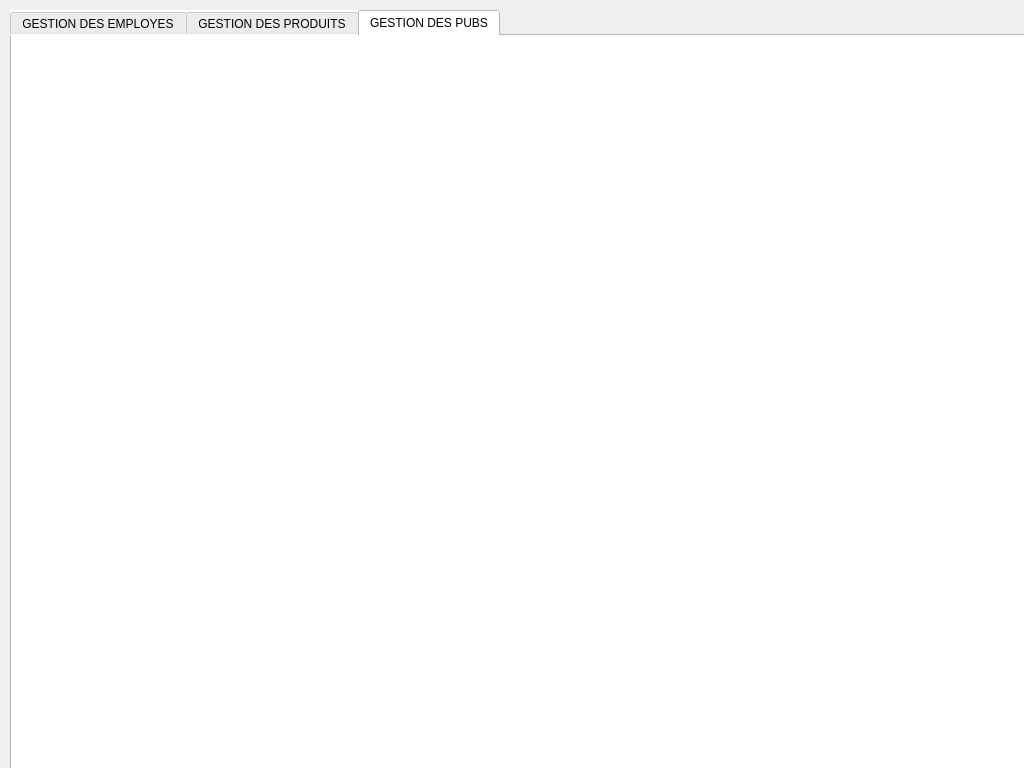
Above: dialog_employes.ui from Me710/BEAUTY_CENTER_2A20 before the change. Below: the same form after it.
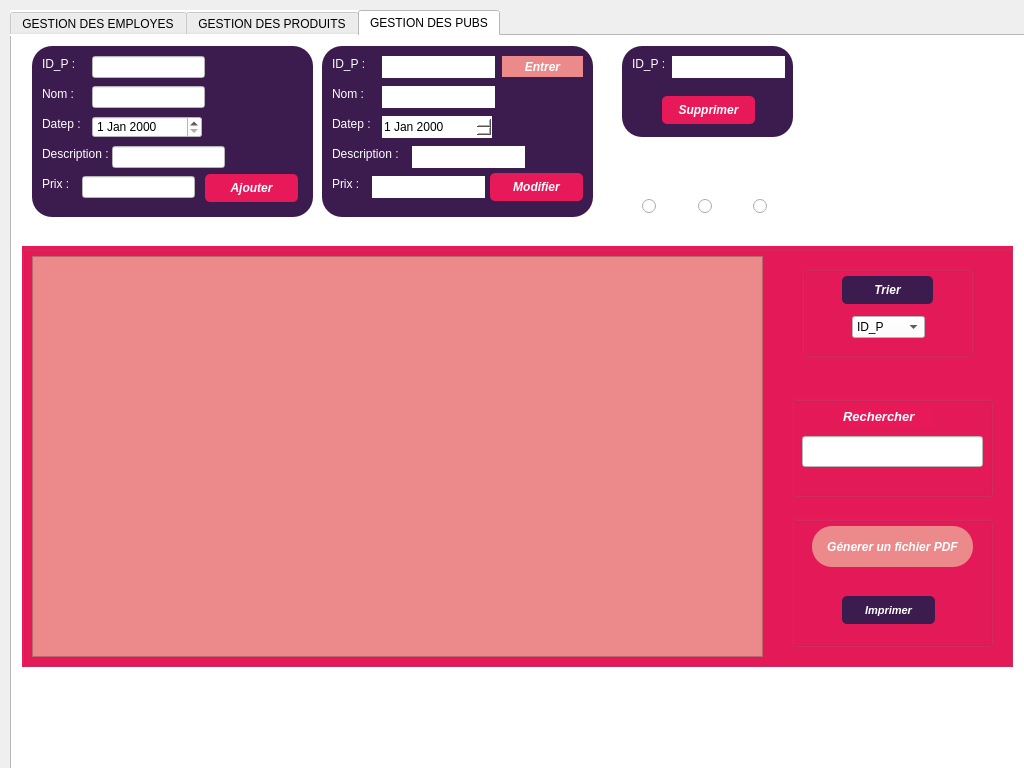
That is the form after the change. The open tabs and pages were chosen to show the change. Icons and pictures are not drawn.

Commit message: PRODUITS+PUBS+EMPLOYES

The edit to the form file:
```diff
--- a/dialog_employes.ui
+++ b/dialog_employes.ui
@@ -3283,6 +3283,929 @@
     <attribute name="title">
      <string>GESTION DES PUBS</string>
     </attribute>
+    <widget class="QLabel" name="label_desc">
+     <property name="geometry">
+      <rect>
+       <x>30</x>
+       <y>110</y>
+       <width>71</width>
+       <height>16</height>
+      </rect>
+     </property>
+     <property name="styleSheet">
+      <string notr="true">color: rgb(255, 255, 255);</string>
+     </property>
+     <property name="text">
+      <string>Description :</string>
+     </property>
+    </widget>
+    <widget class="QLabel" name="label_date">
+     <property name="geometry">
+      <rect>
+       <x>30</x>
+       <y>80</y>
+       <width>56</width>
+       <height>16</height>
+      </rect>
+     </property>
+     <property name="styleSheet">
+      <string notr="true">color: rgb(255, 255, 255);</string>
+     </property>
+     <property name="text">
+      <string>Datep :</string>
+     </property>
+    </widget>
+    <widget class="QLineEdit" name="le_prix_3">
+     <property name="geometry">
+      <rect>
+       <x>70</x>
+       <y>140</y>
+       <width>113</width>
+       <height>22</height>
+      </rect>
+     </property>
+     <property name="styleSheet">
+      <string notr="true">background-color: rgb(255, 255, 255);</string>
+     </property>
+    </widget>
+    <widget class="QGroupBox" name="groupBox_10">
+     <property name="geometry">
+      <rect>
+       <x>10</x>
+       <y>210</y>
+       <width>991</width>
+       <height>421</height>
+      </rect>
+     </property>
+     <property name="styleSheet">
+      <string notr="true">background-color: rgb(231, 25, 89);
+</string>
+     </property>
+     <property name="title">
+      <string/>
+     </property>
+     <widget class="QPushButton" name="pb_imprimer">
+      <property name="geometry">
+       <rect>
+        <x>820</x>
+        <y>350</y>
+        <width>93</width>
+        <height>28</height>
+       </rect>
+      </property>
+      <property name="font">
+       <font>
+        <family>MS Sans Serif</family>
+        <pointsize>8</pointsize>
+        <weight>75</weight>
+        <italic>true</italic>
+        <bold>true</bold>
+       </font>
+      </property>
+      <property name="styleSheet">
+       <string notr="true">border-radius: 5px;
+	color: rgb(255, 255, 255);
+	background-color: rgb(60, 27, 78);</string>
+      </property>
+      <property name="text">
+       <string>Imprimer</string>
+      </property>
+     </widget>
+     <widget class="QPushButton" name="pb_PDF">
+      <property name="geometry">
+       <rect>
+        <x>790</x>
+        <y>280</y>
+        <width>161</width>
+        <height>41</height>
+       </rect>
+      </property>
+      <property name="font">
+       <font>
+        <family>MS Sans Serif</family>
+        <weight>75</weight>
+        <italic>true</italic>
+        <bold>true</bold>
+       </font>
+      </property>
+      <property name="styleSheet">
+       <string notr="true">color: rgb(255, 255, 255);
+background-color: rgb(236, 138, 139);
+border-radius: 20px;</string>
+      </property>
+      <property name="text">
+       <string>Génerer un fichier PDF</string>
+      </property>
+     </widget>
+     <widget class="QLineEdit" name="lineEdit">
+      <property name="geometry">
+       <rect>
+        <x>780</x>
+        <y>190</y>
+        <width>181</width>
+        <height>31</height>
+       </rect>
+      </property>
+      <property name="styleSheet">
+       <string notr="true">background-color: rgb(255, 255, 255);</string>
+      </property>
+     </widget>
+     <widget class="QComboBox" name="comboBoxTri">
+      <property name="geometry">
+       <rect>
+        <x>830</x>
+        <y>70</y>
+        <width>73</width>
+        <height>22</height>
+       </rect>
+      </property>
+      <property name="styleSheet">
+       <string notr="true">background-color: rgb(255, 255, 255);</string>
+      </property>
+      <item>
+       <property name="text">
+        <string>ID_P</string>
+       </property>
+      </item>
+      <item>
+       <property name="text">
+        <string>prix</string>
+       </property>
+      </item>
+      <item>
+       <property name="text">
+        <string>nom</string>
+       </property>
+      </item>
+     </widget>
+     <widget class="QPushButton" name="pb_trier">
+      <property name="geometry">
+       <rect>
+        <x>820</x>
+        <y>30</y>
+        <width>91</width>
+        <height>28</height>
+       </rect>
+      </property>
+      <property name="font">
+       <font>
+        <family>MS Sans Serif</family>
+        <weight>75</weight>
+        <italic>true</italic>
+        <bold>true</bold>
+       </font>
+      </property>
+      <property name="styleSheet">
+       <string notr="true">QPushButton
+{
+border-radius: 5px;
+	color: rgb(255, 255, 255);
+	background-color: rgb(60, 27, 78);
+}</string>
+      </property>
+      <property name="text">
+       <string>Trier</string>
+      </property>
+     </widget>
+     <widget class="QGroupBox" name="groupBox_11">
+      <property name="geometry">
+       <rect>
+        <x>780</x>
+        <y>20</y>
+        <width>171</width>
+        <height>91</height>
+       </rect>
+      </property>
+      <property name="title">
+       <string/>
+      </property>
+     </widget>
+     <widget class="QGroupBox" name="groupBox_12">
+      <property name="geometry">
+       <rect>
+        <x>770</x>
+        <y>150</y>
+        <width>201</width>
+        <height>101</height>
+       </rect>
+      </property>
+      <property name="title">
+       <string/>
+      </property>
+      <widget class="QLabel" name="label_47">
+       <property name="geometry">
+        <rect>
+         <x>51</x>
+         <y>10</y>
+         <width>91</width>
+         <height>21</height>
+        </rect>
+       </property>
+       <property name="font">
+        <font>
+         <family>MS Sans Serif</family>
+         <pointsize>10</pointsize>
+         <weight>75</weight>
+         <italic>true</italic>
+         <bold>true</bold>
+         <underline>false</underline>
+        </font>
+       </property>
+       <property name="styleSheet">
+        <string notr="true">color: rgb(255, 255, 255);
+
+</string>
+       </property>
+       <property name="text">
+        <string>Rechercher</string>
+       </property>
+      </widget>
+     </widget>
+     <widget class="QGroupBox" name="groupBox_13">
+      <property name="geometry">
+       <rect>
+        <x>770</x>
+        <y>270</y>
+        <width>201</width>
+        <height>131</height>
+       </rect>
+      </property>
+      <property name="title">
+       <string/>
+      </property>
+     </widget>
+     <zorder>groupBox_11</zorder>
+     <zorder>groupBox_12</zorder>
+     <zorder>groupBox_13</zorder>
+     <zorder>pb_imprimer</zorder>
+     <zorder>pb_PDF</zorder>
+     <zorder>lineEdit</zorder>
+     <zorder>comboBoxTri</zorder>
+     <zorder>pb_trier</zorder>
+    </widget>
+    <widget class="QGroupBox" name="groupBox_14">
+     <property name="geometry">
+      <rect>
+       <x>610</x>
+       <y>10</y>
+       <width>171</width>
+       <height>91</height>
+      </rect>
+     </property>
+     <property name="styleSheet">
+      <string notr="true">background-color: rgb(60, 27, 78);
+border-radius: 20px;</string>
+     </property>
+     <property name="title">
+      <string/>
+     </property>
+     <widget class="QPushButton" name="pb_supprimer">
+      <property name="geometry">
+       <rect>
+        <x>40</x>
+        <y>50</y>
+        <width>93</width>
+        <height>28</height>
+       </rect>
+      </property>
+      <property name="font">
+       <font>
+        <family>MS Sans Serif</family>
+        <weight>75</weight>
+        <italic>true</italic>
+        <bold>true</bold>
+       </font>
+      </property>
+      <property name="styleSheet">
+       <string notr="true">QPushButton
+{
+border-radius: 5px;
+	color: rgb(255, 255, 255);
+background-color: rgb(231, 25, 89);
+}</string>
+      </property>
+      <property name="text">
+       <string>Supprimer</string>
+      </property>
+     </widget>
+     <widget class="QLabel" name="label_48">
+      <property name="geometry">
+       <rect>
+        <x>10</x>
+        <y>10</y>
+        <width>56</width>
+        <height>16</height>
+       </rect>
+      </property>
+      <property name="styleSheet">
+       <string notr="true">color: rgb(255, 255, 255);</string>
+      </property>
+      <property name="text">
+       <string>ID_P :</string>
+      </property>
+     </widget>
+     <widget class="QLineEdit" name="lineEdit_id">
+      <property name="geometry">
+       <rect>
+        <x>50</x>
+        <y>10</y>
+        <width>113</width>
+        <height>22</height>
+       </rect>
+      </property>
+      <property name="styleSheet">
+       <string notr="true">background-color: rgb(255, 255, 255);</string>
+      </property>
+     </widget>
+    </widget>
+    <widget class="QRadioButton" name="radio_whatsapp">
+     <property name="geometry">
+      <rect>
+       <x>741</x>
+       <y>160</y>
+       <width>21</width>
+       <height>20</height>
+      </rect>
+     </property>
+     <property name="text">
+      <string/>
+     </property>
+    </widget>
+    <widget class="QLabel" name="label_prix">
+     <property name="geometry">
+      <rect>
+       <x>30</x>
+       <y>140</y>
+       <width>56</width>
+       <height>16</height>
+      </rect>
+     </property>
+     <property name="styleSheet">
+      <string notr="true">color: rgb(255, 255, 255);</string>
+     </property>
+     <property name="text">
+      <string>Prix :</string>
+     </property>
+    </widget>
+    <widget class="QGroupBox" name="groupBox_15">
+     <property name="geometry">
+      <rect>
+       <x>20</x>
+       <y>10</y>
+       <width>281</width>
+       <height>171</height>
+      </rect>
+     </property>
+     <property name="styleSheet">
+      <string notr="true">background-color: rgb(60, 27, 78);
+border-radius: 20px;
+</string>
+     </property>
+     <property name="title">
+      <string/>
+     </property>
+     <widget class="QLabel" name="label_nom_2">
+      <property name="geometry">
+       <rect>
+        <x>10</x>
+        <y>40</y>
+        <width>56</width>
+        <height>16</height>
+       </rect>
+      </property>
+      <property name="styleSheet">
+       <string notr="true">color: rgb(255, 255, 255);
+</string>
+      </property>
+      <property name="text">
+       <string>Nom :</string>
+      </property>
+     </widget>
+     <widget class="QLabel" name="label_ID_P">
+      <property name="geometry">
+       <rect>
+        <x>10</x>
+        <y>10</y>
+        <width>56</width>
+        <height>16</height>
+       </rect>
+      </property>
+      <property name="styleSheet">
+       <string notr="true">color: rgb(255, 255, 255);</string>
+      </property>
+      <property name="text">
+       <string>ID_P :</string>
+      </property>
+     </widget>
+     <widget class="QLabel" name="label_56">
+      <property name="geometry">
+       <rect>
+        <x>10</x>
+        <y>130</y>
+        <width>56</width>
+        <height>16</height>
+       </rect>
+      </property>
+      <property name="styleSheet">
+       <string notr="true">color: rgb(255, 255, 255);</string>
+      </property>
+      <property name="text">
+       <string>Prix :</string>
+      </property>
+     </widget>
+     <widget class="QLabel" name="label_57">
+      <property name="geometry">
+       <rect>
+        <x>10</x>
+        <y>100</y>
+        <width>71</width>
+        <height>16</height>
+       </rect>
+      </property>
+      <property name="styleSheet">
+       <string notr="true">color: rgb(255, 255, 255);</string>
+      </property>
+      <property name="text">
+       <string>Description :</string>
+      </property>
+     </widget>
+     <widget class="QLabel" name="label_58">
+      <property name="geometry">
+       <rect>
+        <x>10</x>
+        <y>70</y>
+        <width>56</width>
+        <height>16</height>
+       </rect>
+      </property>
+      <property name="styleSheet">
+       <string notr="true">color: rgb(255, 255, 255);
+</string>
+      </property>
+      <property name="text">
+       <string>Datep :</string>
+      </property>
+     </widget>
+    </widget>
+    <widget class="QGroupBox" name="groupBox_16">
+     <property name="geometry">
+      <rect>
+       <x>310</x>
+       <y>10</y>
+       <width>271</width>
+       <height>171</height>
+      </rect>
+     </property>
+     <property name="styleSheet">
+      <string notr="true">background-color: rgb(60, 27, 78);
+border-radius: 20px;</string>
+     </property>
+     <property name="title">
+      <string/>
+     </property>
+     <widget class="QLabel" name="label_49">
+      <property name="geometry">
+       <rect>
+        <x>10</x>
+        <y>10</y>
+        <width>56</width>
+        <height>16</height>
+       </rect>
+      </property>
+      <property name="styleSheet">
+       <string notr="true">color: rgb(255, 255, 255);</string>
+      </property>
+      <property name="text">
+       <string>ID_P :</string>
+      </property>
+     </widget>
+     <widget class="QLineEdit" name="le_id_update">
+      <property name="geometry">
+       <rect>
+        <x>60</x>
+        <y>10</y>
+        <width>113</width>
+        <height>22</height>
+       </rect>
+      </property>
+      <property name="styleSheet">
+       <string notr="true">background-color: rgb(255, 255, 255);</string>
+      </property>
+     </widget>
+     <widget class="QLabel" name="label_50">
+      <property name="geometry">
+       <rect>
+        <x>10</x>
+        <y>40</y>
+        <width>56</width>
+        <height>16</height>
+       </rect>
+      </property>
+      <property name="styleSheet">
+       <string notr="true">color: rgb(255, 255, 255);</string>
+      </property>
+      <property name="text">
+       <string>Nom :</string>
+      </property>
+     </widget>
+     <widget class="QLineEdit" name="le_nom_update">
+      <property name="geometry">
+       <rect>
+        <x>60</x>
+        <y>40</y>
+        <width>113</width>
+        <height>22</height>
+       </rect>
+      </property>
+      <property name="styleSheet">
+       <string notr="true">background-color: rgb(255, 255, 255);</string>
+      </property>
+     </widget>
+     <widget class="QLabel" name="label_51">
+      <property name="geometry">
+       <rect>
+        <x>10</x>
+        <y>100</y>
+        <width>71</width>
+        <height>16</height>
+       </rect>
+      </property>
+      <property name="styleSheet">
+       <string notr="true">color: rgb(255, 255, 255);</string>
+      </property>
+      <property name="text">
+       <string>Description :</string>
+      </property>
+     </widget>
+     <widget class="QLineEdit" name="la_desc_update">
+      <property name="geometry">
+       <rect>
+        <x>90</x>
+        <y>100</y>
+        <width>113</width>
+        <height>22</height>
+       </rect>
+      </property>
+      <property name="styleSheet">
+       <string notr="true">background-color: rgb(255, 255, 255);</string>
+      </property>
+     </widget>
+     <widget class="QLabel" name="label_52">
+      <property name="geometry">
+       <rect>
+        <x>10</x>
+        <y>130</y>
+        <width>56</width>
+        <height>16</height>
+       </rect>
+      </property>
+      <property name="styleSheet">
+       <string notr="true">color: rgb(255, 255, 255);</string>
+      </property>
+      <property name="text">
+       <string>Prix :</string>
+      </property>
+     </widget>
+     <widget class="QPushButton" name="pb_modifier">
+      <property name="geometry">
+       <rect>
+        <x>180</x>
+        <y>10</y>
+        <width>81</width>
+        <height>21</height>
+       </rect>
+      </property>
+      <property name="font">
+       <font>
+        <family>MS Sans Serif</family>
+        <weight>75</weight>
+        <italic>true</italic>
+        <bold>true</bold>
+       </font>
+      </property>
+      <property name="styleSheet">
+       <string notr="true">color: rgb(255, 255, 255);
+background-color: rgb(236, 138, 139);</string>
+      </property>
+      <property name="text">
+       <string>Entrer</string>
+      </property>
+     </widget>
+     <widget class="QLabel" name="label_53">
+      <property name="geometry">
+       <rect>
+        <x>10</x>
+        <y>70</y>
+        <width>56</width>
+        <height>16</height>
+       </rect>
+      </property>
+      <property name="styleSheet">
+       <string notr="true">color: rgb(255, 255, 255);
+</string>
+      </property>
+      <property name="text">
+       <string>Datep :</string>
+      </property>
+     </widget>
+     <widget class="QDateEdit" name="la_date_update">
+      <property name="geometry">
+       <rect>
+        <x>60</x>
+        <y>70</y>
+        <width>110</width>
+        <height>22</height>
+       </rect>
+      </property>
+      <property name="styleSheet">
+       <string notr="true">background-color: rgb(255, 255, 255);</string>
+      </property>
+     </widget>
+     <widget class="QLineEdit" name="le_prix_update">
+      <property name="geometry">
+       <rect>
+        <x>50</x>
+        <y>130</y>
+        <width>113</width>
+        <height>22</height>
+       </rect>
+      </property>
+      <property name="styleSheet">
+       <string notr="true">background-color: rgb(255, 255, 255);</string>
+      </property>
+     </widget>
+     <widget class="QPushButton" name="pb_entrer">
+      <property name="geometry">
+       <rect>
+        <x>168</x>
+        <y>127</y>
+        <width>93</width>
+        <height>28</height>
+       </rect>
+      </property>
+      <property name="font">
+       <font>
+        <family>MS Sans Serif</family>
+        <weight>75</weight>
+        <italic>true</italic>
+        <bold>true</bold>
+       </font>
+      </property>
+      <property name="styleSheet">
+       <string notr="true">QPushButton
+{
+border-radius: 5px;
+	color: rgb(255, 255, 255);
+background-color: rgb(231, 25, 89);
+}</string>
+      </property>
+      <property name="text">
+       <string>Modifier</string>
+      </property>
+     </widget>
+     <zorder>label_49</zorder>
+     <zorder>label_50</zorder>
+     <zorder>label_51</zorder>
+     <zorder>label_52</zorder>
+     <zorder>label_53</zorder>
+     <zorder>le_nom_update</zorder>
+     <zorder>la_desc_update</zorder>
+     <zorder>la_date_update</zorder>
+     <zorder>le_prix_update</zorder>
+     <zorder>pb_entrer</zorder>
+     <zorder>pb_modifier</zorder>
+     <zorder>le_id_update</zorder>
+    </widget>
+    <widget class="QDateEdit" name="la_date">
+     <property name="geometry">
+      <rect>
+       <x>80</x>
+       <y>80</y>
+       <width>110</width>
+       <height>22</height>
+      </rect>
+     </property>
+     <property name="styleSheet">
+      <string notr="true">background-color: rgb(255, 255, 255);</string>
+     </property>
+    </widget>
+    <widget class="QLineEdit" name="la_desc">
+     <property name="geometry">
+      <rect>
+       <x>100</x>
+       <y>110</y>
+       <width>113</width>
+       <height>22</height>
+      </rect>
+     </property>
+     <property name="styleSheet">
+      <string notr="true">background-color: rgb(255, 255, 255);
+</string>
+     </property>
+    </widget>
+    <widget class="QLineEdit" name="le_nom_3">
+     <property name="geometry">
+      <rect>
+       <x>80</x>
+       <y>50</y>
+       <width>113</width>
+       <height>22</height>
+      </rect>
+     </property>
+     <property name="styleSheet">
+      <string notr="true">background-color: rgb(255, 255, 255);</string>
+     </property>
+    </widget>
+    <widget class="QLabel" name="label_54">
+     <property name="geometry">
+      <rect>
+       <x>730</x>
+       <y>110</y>
+       <width>41</width>
+       <height>41</height>
+      </rect>
+     </property>
+     <property name="text">
+      <string/>
+     </property>
+     <property name="pixmap">
+      <pixmap>resources/whatsapp_108042.png</pixmap>
+     </property>
+     <property name="scaledContents">
+      <bool>true</bool>
+     </property>
+    </widget>
+    <widget class="QLineEdit" name="le_id">
+     <property name="geometry">
+      <rect>
+       <x>80</x>
+       <y>20</y>
+       <width>113</width>
+       <height>22</height>
+      </rect>
+     </property>
+     <property name="styleSheet">
+      <string notr="true">background-color: rgb(255, 255, 255);</string>
+     </property>
+    </widget>
+    <widget class="QLabel" name="label_55">
+     <property name="geometry">
+      <rect>
+       <x>675</x>
+       <y>110</y>
+       <width>41</width>
+       <height>41</height>
+      </rect>
+     </property>
+     <property name="text">
+      <string/>
+     </property>
+     <property name="pixmap">
+      <pixmap>resources/instagram_108043.png</pixmap>
+     </property>
+     <property name="scaledContents">
+      <bool>true</bool>
+     </property>
+    </widget>
+    <widget class="QLabel" name="facebook">
+     <property name="geometry">
+      <rect>
+       <x>620</x>
+       <y>110</y>
+       <width>41</width>
+       <height>41</height>
+      </rect>
+     </property>
+     <property name="text">
+      <string/>
+     </property>
+     <property name="pixmap">
+      <pixmap>resources/facebook_108044.png</pixmap>
+     </property>
+     <property name="scaledContents">
+      <bool>true</bool>
+     </property>
+    </widget>
+    <widget class="QPushButton" name="pb_ajouter">
+     <property name="geometry">
+      <rect>
+       <x>193</x>
+       <y>138</y>
+       <width>93</width>
+       <height>28</height>
+      </rect>
+     </property>
+     <property name="font">
+      <font>
+       <family>MS Sans Serif</family>
+       <weight>75</weight>
+       <italic>true</italic>
+       <bold>true</bold>
+      </font>
+     </property>
+     <property name="styleSheet">
+      <string notr="true">QPushButton
+{
+border-radius: 5px;
+	color: rgb(255, 255, 255);
+background-color: rgb(231, 25, 89);
+}</string>
+     </property>
+     <property name="text">
+      <string>Ajouter</string>
+     </property>
+     <property name="checkable">
+      <bool>false</bool>
+     </property>
+     <property name="checked">
+      <bool>false</bool>
+     </property>
+    </widget>
+    <widget class="QRadioButton" name="radio_fb">
+     <property name="geometry">
+      <rect>
+       <x>630</x>
+       <y>160</y>
+       <width>19</width>
+       <height>20</height>
+      </rect>
+     </property>
+     <property name="text">
+      <string/>
+     </property>
+     <property name="icon">
+      <iconset>
+       <normaloff>../../../Downloads/facebook_108044.png</normaloff>../../../Downloads/facebook_108044.png</iconset>
+     </property>
+    </widget>
+    <widget class="QTableView" name="tab_publicites">
+     <property name="geometry">
+      <rect>
+       <x>20</x>
+       <y>220</y>
+       <width>731</width>
+       <height>401</height>
+      </rect>
+     </property>
+     <property name="styleSheet">
+      <string notr="true">color: rgb(106, 93, 127);
+border-color: rgb(255, 255, 255);
+background-color: rgb(236, 138, 139);</string>
+     </property>
+    </widget>
+    <widget class="QRadioButton" name="radio_insta">
+     <property name="geometry">
+      <rect>
+       <x>686</x>
+       <y>160</y>
+       <width>21</width>
+       <height>20</height>
+      </rect>
+     </property>
+     <property name="text">
+      <string/>
+     </property>
+    </widget>
+    <widget class="QLabel" name="label_pic">
+     <property name="geometry">
+      <rect>
+       <x>820</x>
+       <y>10</y>
+       <width>171</width>
+       <height>141</height>
+      </rect>
+     </property>
+     <property name="text">
+      <string/>
+     </property>
+     <property name="pixmap">
+      <pixmap>resources/logo.png</pixmap>
+     </property>
+     <property name="scaledContents">
+      <bool>true</bool>
+     </property>
+    </widget>
+    <zorder>label_desc</zorder>
+    <zorder>label_date</zorder>
+    <zorder>groupBox_10</zorder>
+    <zorder>groupBox_14</zorder>
+    <zorder>radio_whatsapp</zorder>
+    <zorder>label_prix</zorder>
+    <zorder>groupBox_15</zorder>
+    <zorder>groupBox_16</zorder>
+    <zorder>la_date</zorder>
+    <zorder>la_desc</zorder>
+    <zorder>le_nom_3</zorder>
+    <zorder>label_54</zorder>
+    <zorder>le_id</zorder>
+    <zorder>label_55</zorder>
+    <zorder>facebook</zorder>
+    <zorder>pb_ajouter</zorder>
+    <zorder>radio_fb</zorder>
+    <zorder>tab_publicites</zorder>
+    <zorder>radio_insta</zorder>
+    <zorder>label_pic</zorder>
+    <zorder>le_prix_3</zorder>
    </widget>
   </widget>
  </widget>
```
Left out of the diff: 4 changed lines with no effect on the pictures. The commit also changes 14 other files.
